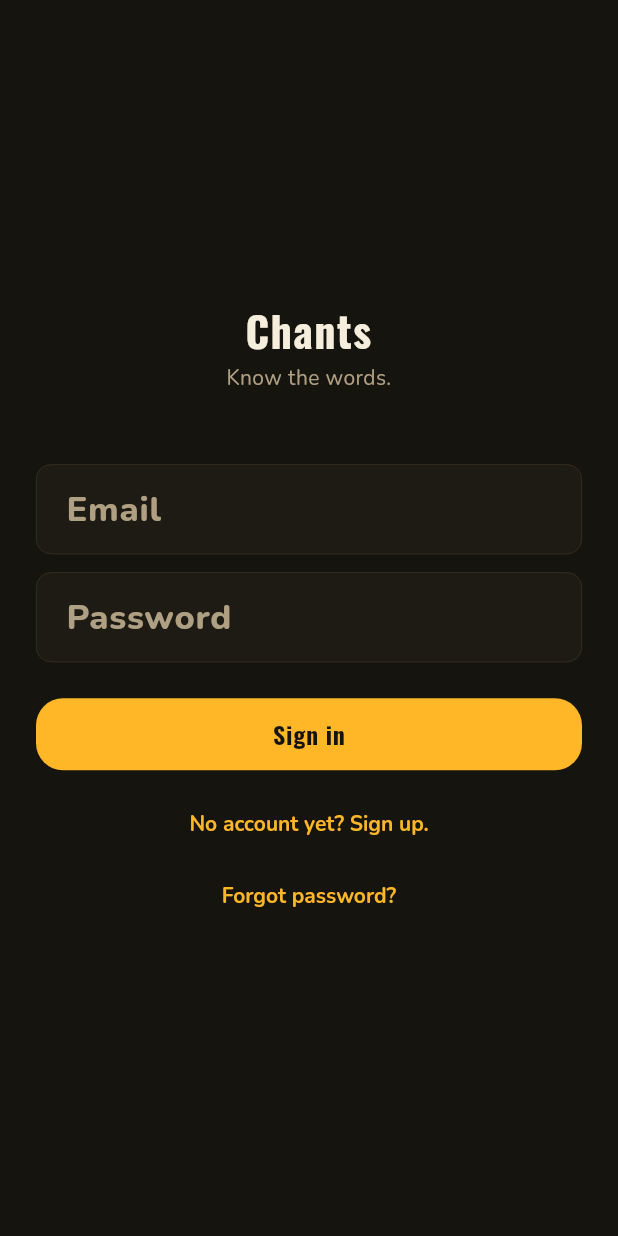
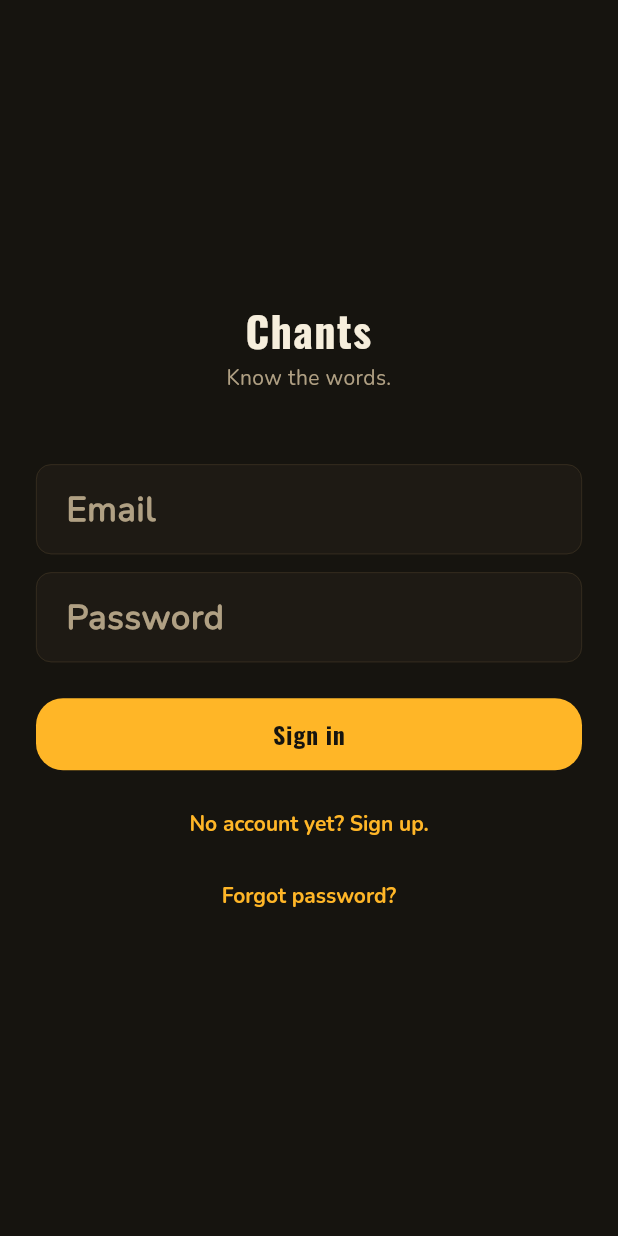
Before and after one commit to andrewbolaji/Chants, a Flutter app: the screen it shows after launch, on a phone screen of 412 x 824 dp. Run offline on Flutter 3.47's test engine with Material 3 defaults, Android fonts, the phone set to English and light mode, and no system bars; our stand-ins replace cloud_firestore, cloud_functions, firebase_auth, firebase_core, firebase_crashlytics, flutter_riverpod; missing offline and left inert: firebase_app_check; accounts and stored records are empty; generated files the repository leaves out were written again.

Commit message:
Fix font weight pinning, remove unused grain, extract foil badge
1. Font weight pinning: added FontVariation('wght', N) to every
   TextStyle using variable fonts (Oswald and Nunito). Without this,
   variable fonts render at their default axis (~400), not the intended
   weight. All Oswald styles pinned at 700, Nunito body at 400,
   Nunito bold at 700, Nunito lyrics at 800. DECISIONS entry added.

2. Grain: assets/textures/grain.png was generated but never applied
   to any widget. Removed the asset and the pubspec entry. The grain
   claim in the redesign recap was incorrect. Corrected.

3. GoldFoilBadge extracted to lib/presentation/shared/gold_foil_badge.dart,
   replacing duplicate private classes in chant_card.dart and
   chant_detail_screen.dart.

155 tests passing (63 Dart + 73 rules + 19 seed). flutter analyze: 0.

```diff
--- a/lib/app/theme.dart
+++ b/lib/app/theme.dart
@@ -2,6 +2,13 @@ import 'package:flutter/material.dart';
 import 'package:flutter/services.dart';
 import 'package:chants/app/colors.dart';
 import 'package:chants/app/spacing.dart';
+
+// Variable font weight axis values. These pin the actual rendered weight
+// because pubspec weight alone does not set a variable font's wght axis.
+const _oswald700 = [FontVariation('wght', 700)];
+const _nunito400 = [FontVariation('wght', 400)];
+const _nunito700 = [FontVariation('wght', 700)];
+const _nunito800 = [FontVariation('wght', 800)];
 
 class ChantTheme {
   static ThemeData get dark {
@@ -35,6 +42,7 @@ class ChantTheme {
         centerTitle: false,
         titleTextStyle: TextStyle(
           fontFamily: 'Oswald',
+          fontVariations: _oswald700,
           color: AppColors.textPrimary,
           fontSize: 22,
           fontWeight: FontWeight.w700,
@@ -85,6 +93,7 @@ class ChantTheme {
           ),
           textStyle: const TextStyle(
             fontFamily: 'Oswald',
+            fontVariations: _oswald700,
             fontSize: 16,
             fontWeight: FontWeight.w700,
             letterSpacing: 0.5,
@@ -99,6 +108,7 @@ class ChantTheme {
           minimumSize: const Size(48, 48),
           textStyle: const TextStyle(
             fontFamily: 'Nunito',
+            fontVariations: _nunito700,
             fontSize: 14,
             fontWeight: FontWeight.w700,
           ),
@@ -138,10 +148,12 @@ class ChantTheme {
         ),
         labelStyle: const TextStyle(
           fontFamily: 'Nunito',
+          fontVariations: _nunito400,
           color: AppColors.textMuted,
         ),
         hintStyle: const TextStyle(
           fontFamily: 'Nunito',
+          fontVariations: _nunito400,
           color: AppColors.textFaint,
         ),
       ),
@@ -151,6 +163,7 @@ class ChantTheme {
         backgroundColor: AppColors.surface,
         labelStyle: const TextStyle(
           fontFamily: 'Nunito',
+          fontVariations: _nunito400,
           color: AppColors.textMuted,
           fontSize: 12,
         ),
@@ -176,6 +189,7 @@ class ChantTheme {
         backgroundColor: AppColors.surfaceRaised,
         contentTextStyle: const TextStyle(
           fontFamily: 'Nunito',
+          fontVariations: _nunito400,
           color: AppColors.textPrimary,
         ),
         shape: RoundedRectangleBorder(
@@ -216,11 +230,13 @@ class ChantTheme {
         dividerColor: AppColors.divider,
         labelStyle: TextStyle(
           fontFamily: 'Oswald',
+          fontVariations: _oswald700,
           fontWeight: FontWeight.w700,
           letterSpacing: 0.5,
         ),
         unselectedLabelStyle: TextStyle(
           fontFamily: 'Oswald',
+          fontVariations: _oswald700,
           fontWeight: FontWeight.w700,
           letterSpacing: 0.5,
         ),
@@ -242,6 +258,7 @@ class ChantTheme {
           minimumSize: WidgetStateProperty.all(const Size(0, 44)),
           textStyle: WidgetStateProperty.all(const TextStyle(
             fontFamily: 'Nunito',
+            fontVariations: _nunito700,
             fontWeight: FontWeight.w700,
           )),
         ),
@@ -276,6 +293,7 @@ class ChantTheme {
     // Hero display: Oswald condensed uppercase
     headlineLarge: TextStyle(
       fontFamily: 'Oswald',
+      fontVariations: _oswald700,
       fontSize: 28,
       fontWeight: FontWeight.w700,
       color: AppColors.textPrimary,
@@ -284,6 +302,7 @@ class ChantTheme {
     // Screen titles: Oswald
     headlineMedium: TextStyle(
       fontFamily: 'Oswald',
+      fontVariations: _oswald700,
       fontSize: 24,
       fontWeight: FontWeight.w700,
       color: AppColors.textPrimary,
@@ -292,6 +311,7 @@ class ChantTheme {
     // Card titles, section headers: Oswald condensed
     titleMedium: TextStyle(
       fontFamily: 'Oswald',
+      fontVariations: _oswald700,
       fontSize: 17,
       fontWeight: FontWeight.w700,
       color: AppColors.textPrimary,
@@ -300,6 +320,7 @@ class ChantTheme {
     // Tune name, small headers: Oswald
     titleSmall: TextStyle(
       fontFamily: 'Oswald',
+      fontVariations: _oswald700,
       fontSize: 14,
       fontWeight: FontWeight.w700,
       color: AppColors.textPrimary,
@@ -308,6 +329,7 @@ class ChantTheme {
     // LYRICS: the singable centerpiece. Nunito heavy, large, warm.
     bodyLarge: TextStyle(
       fontFamily: 'Nunito',
+      fontVariations: _nunito800,
       fontSize: 23,
       fontWeight: FontWeight.w800,
       color: AppColors.textPrimary,
@@ -316,6 +338,7 @@ class ChantTheme {
     // Body text, previews: Nunito
     bodyMedium: TextStyle(
       fontFamily: 'Nunito',
+      fontVariations: _nunito400,
       fontSize: 14,
       fontWeight: FontWeight.w400,
       color: AppColors.textMuted,
@@ -323,6 +346,7 @@ class ChantTheme {
     // Metadata: Nunito
     bodySmall: TextStyle(
       fontFamily: 'Nunito',
+      fontVariations: _nunito400,
       fontSize: 12,
       fontWeight: FontWeight.w400,
       color: AppColors.textMuted,
@@ -330,6 +354,7 @@ class ChantTheme {
     // Labels, overlines: Oswald small caps feel
     labelMedium: TextStyle(
       fontFamily: 'Oswald',
+      fontVariations: _oswald700,
       fontSize: 12,
       fontWeight: FontWeight.w700,
       color: AppColors.textMuted,
@@ -338,6 +363,7 @@ class ChantTheme {
     // Badges, chips: Nunito
     labelSmall: TextStyle(
       fontFamily: 'Nunito',
+      fontVariations: [FontVariation('wght', 600)],
       fontSize: 11,
       fontWeight: FontWeight.w600,
       color: AppColors.textMuted,
--- a/pubspec.yaml
+++ b/pubspec.yaml
@@ -40,9 +40,6 @@ dev_dependencies:
 flutter:
   uses-material-design: true
 
-  assets:
-    - assets/textures/
-
   fonts:
     - family: Oswald
       fonts:
```
Also changed, not shown: lib/presentation/browse/chant_detail_screen.dart (+2 -32 lines), lib/presentation/shared/chant_card.dart (+2 -34 lines), lib/presentation/shared/gold_foil_badge.dart (added, +37 -0 lines), assets/textures/grain.png (deleted), 1 other file.
